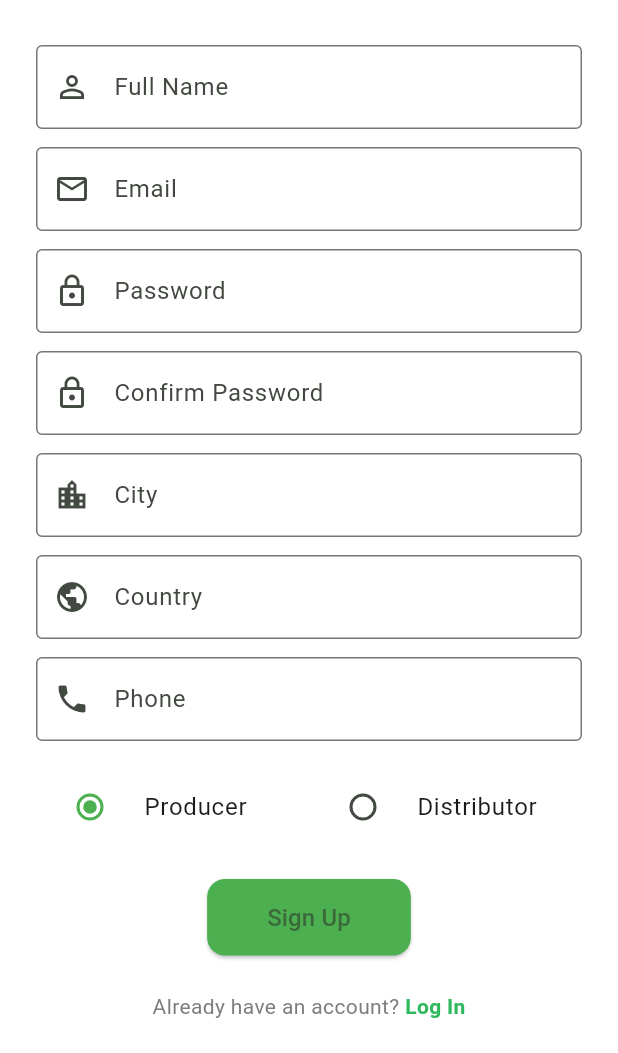
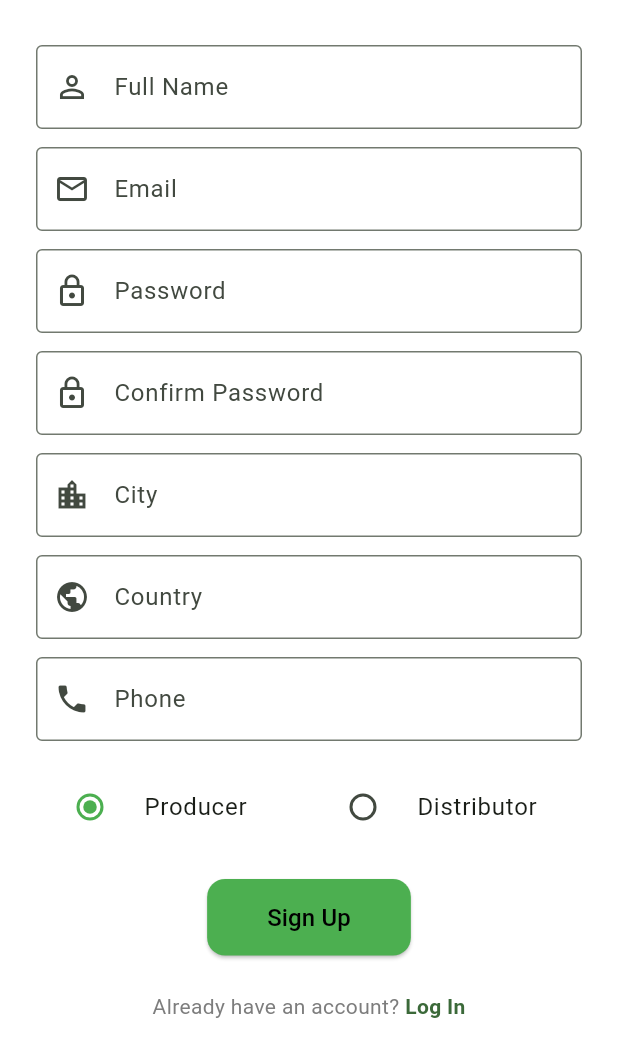
Before and after one commit to equipo1-upc202510-366/DevDynasty-MobileApp-Flutter, a Flutter app: the screen it shows after launch, after a tap on "Register", on a phone screen of 412 x 824 dp, the part 183-1236 px from its top. Run offline on Flutter 3.47's test engine with Material 3 defaults, Android fonts, the phone set to English and light mode, and no system bars.

Commit message:
chore: fixed color for login & register

```diff
--- a/lib/bouncon/iam/login.dart
+++ b/lib/bouncon/iam/login.dart
@@ -79,7 +79,7 @@ class LoginScreen extends StatelessWidget {
                       borderRadius: BorderRadius.circular(12),
                     ),
                   ),
-                  child: const Text('Log In', style: TextStyle(fontSize: 16)),
+                  child: const Text('Log In', style: TextStyle(fontSize: 16, color: Colors.black)),
                 ),
                 const SizedBox(height: 16),
                 const Text('or', style: TextStyle(color: Colors.grey)),
@@ -88,8 +88,8 @@ class LoginScreen extends StatelessWidget {
                   onPressed: () {
                 // TODO: Google login logic
                   },
-                  icon: const Icon(Icons.g_mobiledata, size: 28),
-                  label: const Text('Continue with Google'),
+                  icon: const Icon(Icons.g_mobiledata, size: 28, color: Colors.black),
+                  label: const Text('Continue with Google',style: TextStyle( color: Colors.black)),
                   style: OutlinedButton.styleFrom(
                     padding: const EdgeInsets.symmetric(horizontal: 20, vertical: 14),
                     shape: RoundedRectangleBorder(
@@ -115,7 +115,7 @@ class LoginScreen extends StatelessWidget {
                       child: const Text(
                         'Register',
                         style: TextStyle(
-                          color: Color(0xFF2FB95D),
+                          color: Color(0xFF3B6939),
                           fontWeight: FontWeight.bold,
                         ),
                       ),
--- a/lib/bouncon/iam/register.dart
+++ b/lib/bouncon/iam/register.dart
@@ -79,7 +79,7 @@ class _RegisterScreenState extends State<RegisterScreen> {
                     borderRadius: BorderRadius.circular(12),
                   ),
                 ),
-                child: const Text('Sign Up', style: TextStyle(fontSize: 16)),
+                child: const Text('Sign Up', style: TextStyle(fontSize: 16, color: Colors.black)),
               ),
               const SizedBox(height: 24),
               Row(
@@ -96,7 +96,7 @@ class _RegisterScreenState extends State<RegisterScreen> {
                     child: const Text(
                       'Log In',
                       style: TextStyle(
-                        color: Color(0xFF2FB95D),
+                        color: Color(0xFF3B6939),
                         fontWeight: FontWeight.bold,
                       ),
                     ),
```
